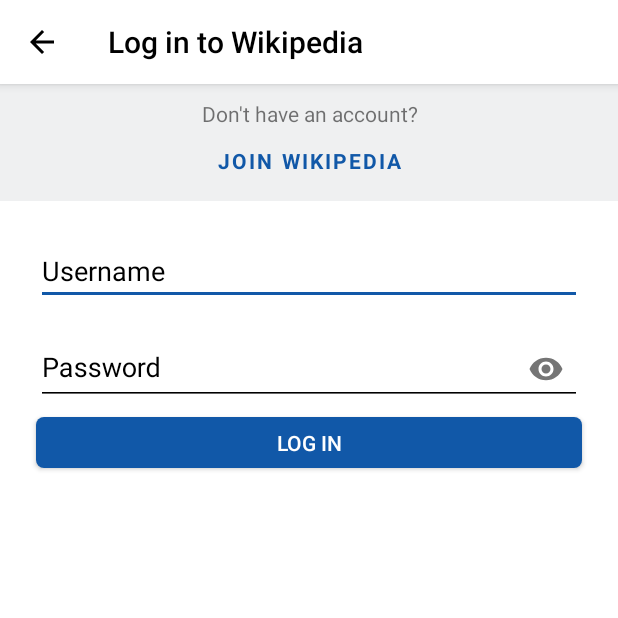
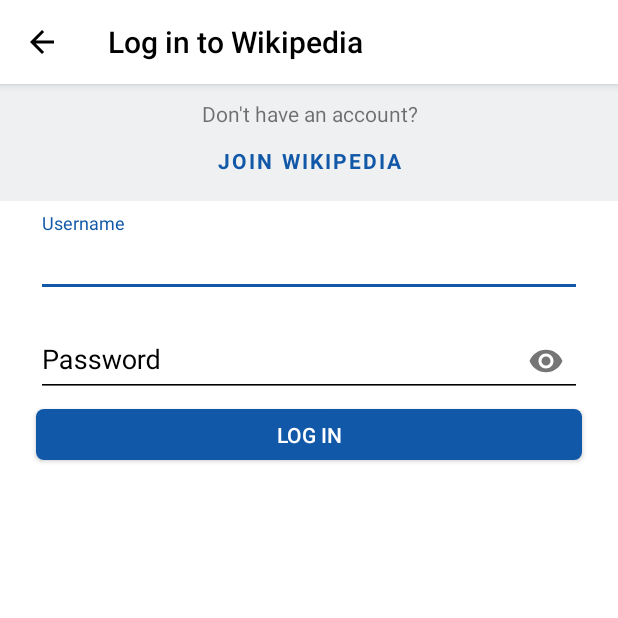
Before and after one commit to larycoder/Wikipedia_MobieApp, an Android app: the LoginActivity screen opened directly, with no data from a screen before it, on a phone screen of 412 x 824 dp, the top half of it. Run offline under Robolectric (Android 15) with nearby library versions, the phone set to English and light mode, and no system bars.

Commit message:
fix username text box representation

```diff
--- a/misa/app/src/main/res/layout/activity_login.xml
+++ b/misa/app/src/main/res/layout/activity_login.xml
@@ -56,21 +56,26 @@
             android:textStyle="bold" />
 
     </FrameLayout>
-
-    <com.google.android.material.textfield.TextInputEditText
-        android:id="@+id/username"
-        android:layout_width="0dp"
+    <com.google.android.material.textfield.TextInputLayout
+        android:id="@+id/etUsernameLayout"
+        android:layout_width="match_parent"
         android:layout_height="wrap_content"
         android:layout_marginStart="24dp"
         android:layout_marginEnd="24dp"
-        android:layout_marginTop="24dp"
+        app:layout_constraintEnd_toEndOf="parent"
+        app:layout_constraintHorizontal_bias="1.0"
+        app:layout_constraintStart_toStartOf="parent"
+        android:layout_marginTop="8dp"
+        app:layout_constraintTop_toBottomOf="@+id/login_header">
+        <com.google.android.material.textfield.TextInputEditText
+            android:id="@+id/username"
+            android:layout_width="match_parent"
+            android:layout_height="wrap_content"
 
-        android:hint="@string/prompt_email"
-        android:inputType="textEmailAddress"
-        android:selectAllOnFocus="true"
-        app:layout_constraintEnd_toEndOf="parent"
-        app:layout_constraintStart_toStartOf="parent"
-        app:layout_constraintTop_toBottomOf="@+id/login_header" />
+            android:hint="@string/prompt_email"
+            android:inputType="textEmailAddress"
+            android:selectAllOnFocus="true" />
+    </com.google.android.material.textfield.TextInputLayout>
 
 <!--    <EditText-->
 <!--        android:id="@+id/password"-->
@@ -102,7 +107,7 @@
         app:layout_constraintHorizontal_bias="1.0"
         app:layout_constraintStart_toStartOf="parent"
         android:layout_marginTop="8dp"
-        app:layout_constraintTop_toBottomOf="@+id/username"
+        app:layout_constraintTop_toBottomOf="@+id/etUsernameLayout"
         app:passwordToggleEnabled="true">
 
 
```
